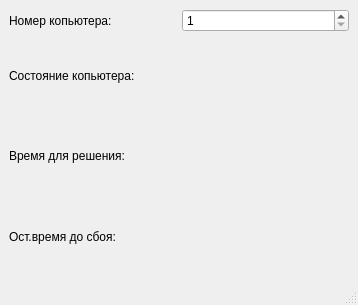
Qt form OOP_kr/statewindow.ui (anhmtkxtb1998/OOP_Exercise) before a commit.
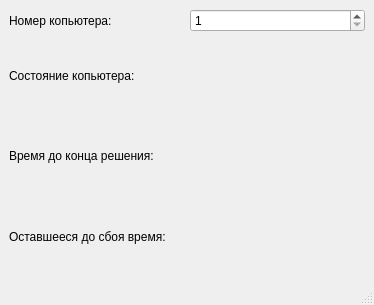
The same form after that commit.

```diff
--- a/OOP_kr/statewindow.ui
+++ b/OOP_kr/statewindow.ui
@@ -6,7 +6,7 @@
    <rect>
     <x>0</x>
     <y>0</y>
-    <width>358</width>
+    <width>374</width>
     <height>305</height>
    </rect>
   </property>
@@ -18,7 +18,7 @@
     <item row="3" column="0">
      <widget class="QLabel" name="label_4">
       <property name="text">
-       <string>Ост.время до сбоя:</string>
+       <string>Оставшееся до сбоя время:</string>
       </property>
      </widget>
     </item>
@@ -49,7 +49,7 @@
     <item row="2" column="0">
      <widget class="QLabel" name="label_3">
       <property name="text">
-       <string>Время для решения:</string>
+       <string>Время до конца решения:</string>
       </property>
      </widget>
     </item>
```
Left out of the diff: 2 changed lines with no effect on the pictures.
